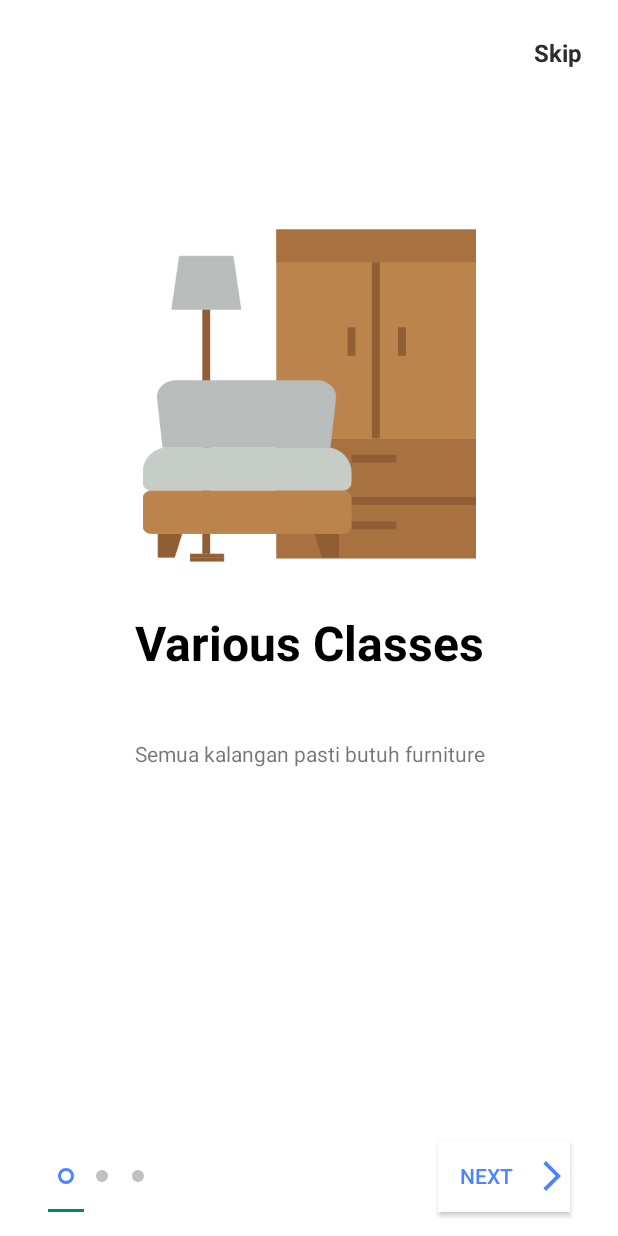
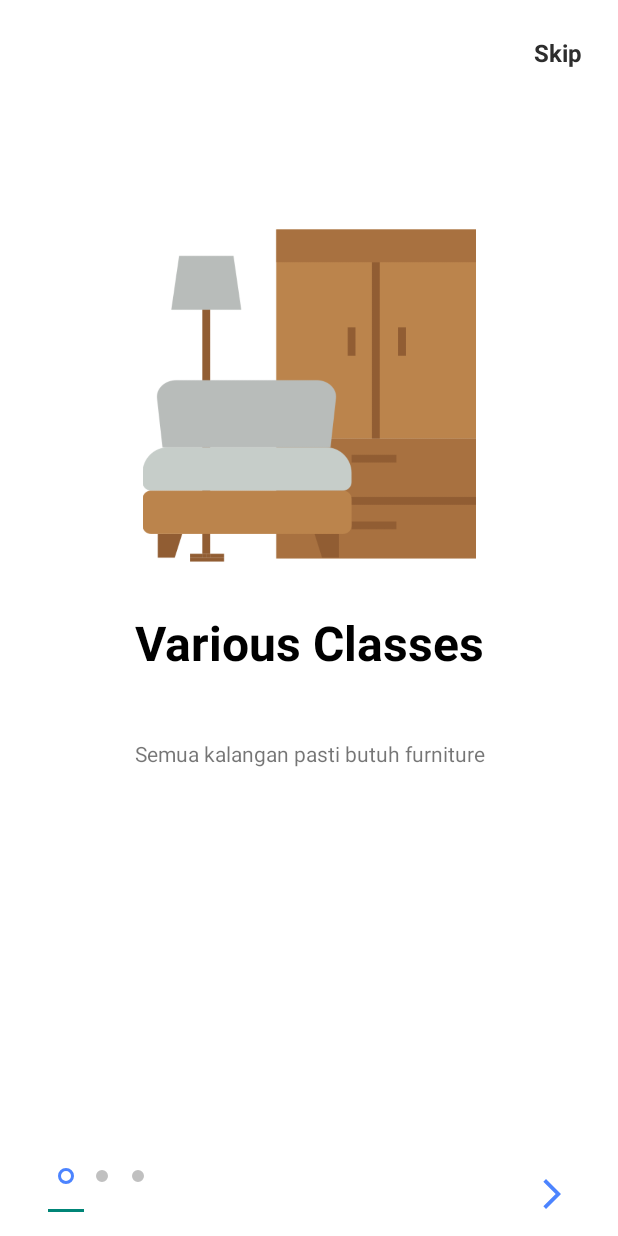
Before and after one commit to frostdev03/Furnitura, an Android app: the screen it shows after launch (IntroActivity), on a phone screen of 412 x 824 dp. Run offline under Robolectric (Android 15) with nearby library versions, the phone set to English and light mode, and no system bars.

Commit message:
get started

```diff
--- a/app/src/main/java/com/frostdev/furnitura/IntroActivity.java
+++ b/app/src/main/java/com/frostdev/furnitura/IntroActivity.java
@@ -12,6 +12,7 @@ import android.view.WindowManager;
 import android.view.animation.Animation;
 import android.view.animation.AnimationUtils;
 import android.widget.Button;
+import android.widget.TextView;
 
 import com.google.android.material.tabs.TabLayout;
 
@@ -22,7 +23,8 @@ public class IntroActivity extends AppCompatActivity {
 
     IntroViewPagerAdapter introViewPagerAdapter;
     TabLayout tabIndicator;
-    Button btnNext, btnGetStarted;
+    Button btnGetStarted;
+    TextView tvNext;
     int position = 0;
     Animation btnAnim;
 
@@ -41,10 +43,8 @@ public class IntroActivity extends AppCompatActivity {
             finish();
         }
 
-        //getSupportActionBar().hide();
-
         tabIndicator = findViewById(R.id.tab_indicator);
-        btnNext = findViewById(R.id.btn_next);
+        tvNext = findViewById(R.id.tv_next);
         btnGetStarted = findViewById(R.id.btn_get_started);
         btnAnim = AnimationUtils.loadAnimation(getApplicationContext(), R.anim.btn_anim);
 
@@ -59,7 +59,7 @@ public class IntroActivity extends AppCompatActivity {
 
         tabIndicator.setupWithViewPager(screenPager);
 
-        btnNext.setOnClickListener(new View.OnClickListener() {
+        tvNext.setOnClickListener(new View.OnClickListener() {
             @Override
             public void onClick(View view) {
 
@@ -120,7 +120,7 @@ public class IntroActivity extends AppCompatActivity {
     }
 
     private void loadLastScreen() {
-        btnNext.setVisibility(View.INVISIBLE);
+        tvNext.setVisibility(View.INVISIBLE);
         btnGetStarted.setVisibility(View.VISIBLE);
         tabIndicator.setVisibility(View.INVISIBLE);
 
--- a/app/src/main/res/layout/activity_intro.xml
+++ b/app/src/main/res/layout/activity_intro.xml
@@ -20,19 +20,18 @@
 
     </androidx.viewpager.widget.ViewPager>
 
-    <Button
-        android:id="@+id/btn_next"
+    <TextView
+        android:id="@+id/tv_next"
         android:layout_width="wrap_content"
         android:layout_height="wrap_content"
         android:layout_marginEnd="32dp"
         android:layout_marginBottom="16dp"
         android:background="@color/white"
-        android:drawableEnd="@drawable/ic_baseline_arrow_forward_ios_24"
-        android:drawableTint="@color/gradient_start_col"
-        android:text="@string/next"
         android:textColor="@color/gradient_start_col"
         app:layout_constraintBottom_toBottomOf="parent"
-        app:layout_constraintEnd_toEndOf="parent" />
+        app:layout_constraintEnd_toEndOf="parent"
+        app:drawableEndCompat="@drawable/ic_baseline_arrow_forward_ios_24"
+        app:drawableTint="@color/gradient_start_col" />
 
     <com.google.android.material.tabs.TabLayout
         android:id="@+id/tab_indicator"
@@ -44,7 +43,7 @@
         android:layout_marginRight="8dp"
         android:layout_marginBottom="16dp"
         app:layout_constraintBottom_toBottomOf="parent"
-        app:layout_constraintEnd_toStartOf="@id/btn_next"
+        app:layout_constraintEnd_toStartOf="@id/tv_next"
         app:layout_constraintHorizontal_bias="0.0"
         app:layout_constraintStart_toStartOf="parent"
         app:tabBackground="@drawable/indicator_selector">
```
Also changed, not shown: app/src/main/AndroidManifest.xml (+11 -5 lines), app/src/main/java/com/frostdev/furnitura/WelcomeActivity.java (added, +14 -0 lines), app/src/main/res/layout/activity_welcome.xml (added, +58 -0 lines), app/src/main/res/drawable-v24/circle_corner.png (added), app/src/main/res/drawable-v24/woman_and_phone.png (added), app/src/main/res/font/poppinsbold.ttf (added), app/src/main/res/font/poppinsextra.ttf (added), app/src/main/res/font/poppinsmedium.ttf (added), app/src/main/res/font/poppinsregular.ttf (added), app/src/main/res/font/poppinssemibold.ttf (added).
